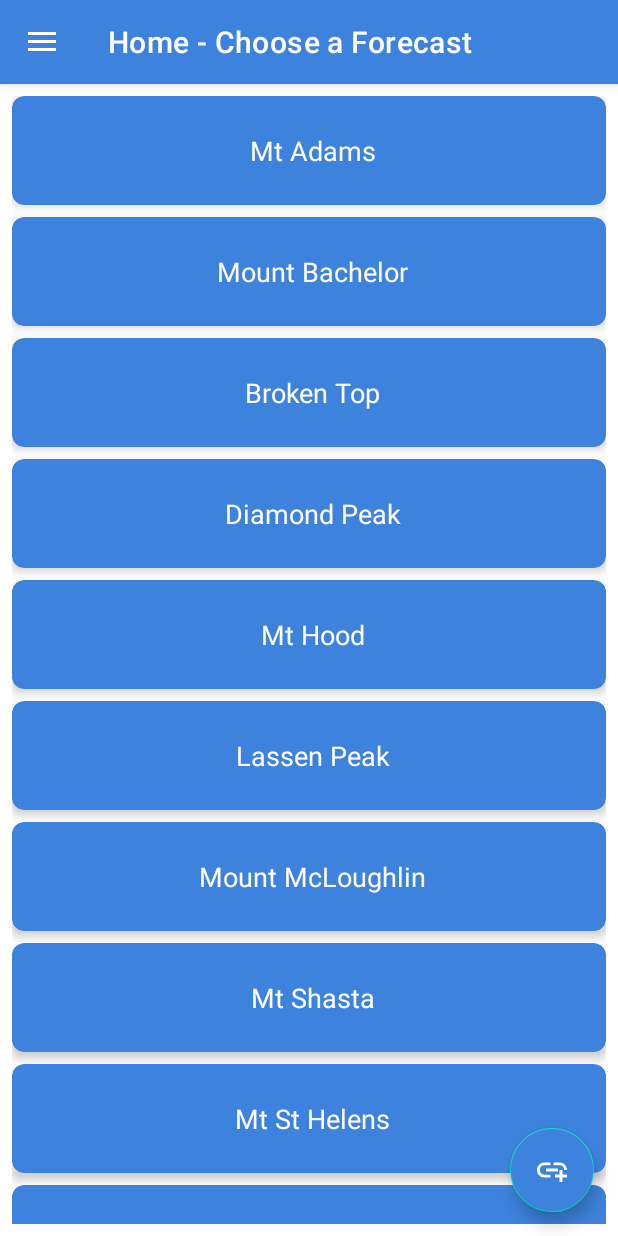
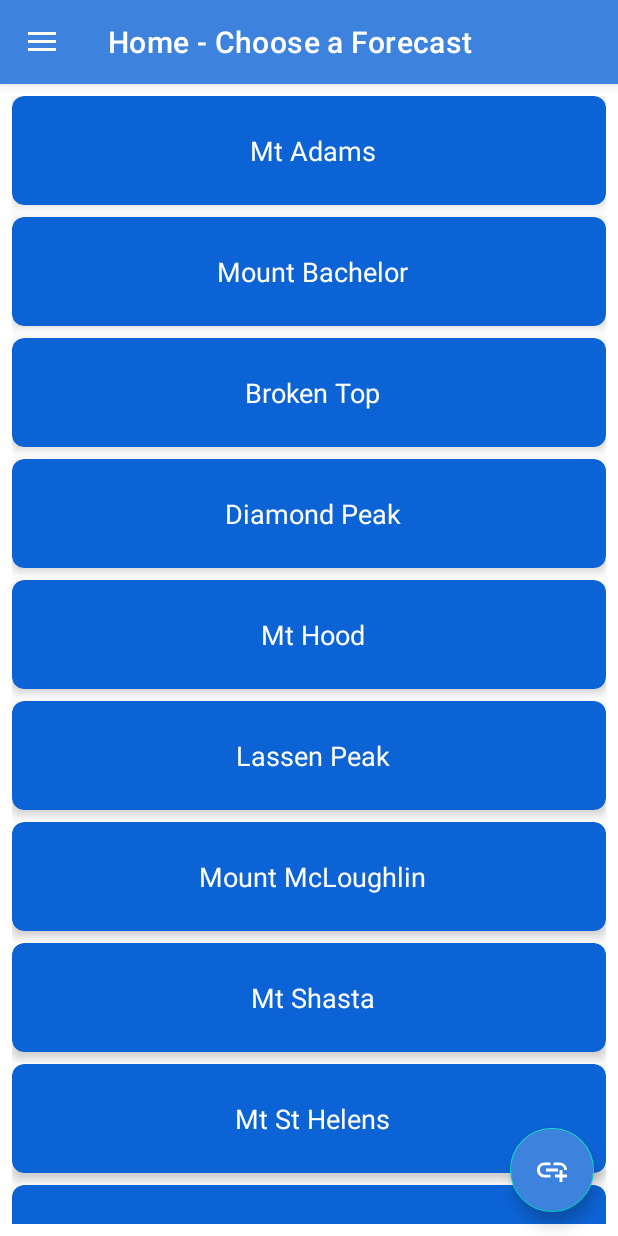
Before and after one commit to sweisss/VolcanoSeason3, an Android app: the screen it shows after launch (MainActivity), on a phone screen of 412 x 824 dp. Run offline under Robolectric (Android 15) with nearby library versions, the phone set to English and light mode, and no system bars; our stand-ins replace navigation-ui.

Commit message:
Update material card color

```diff
--- a/app/src/main/res/layout/forecast_link_list_item.xml
+++ b/app/src/main/res/layout/forecast_link_list_item.xml
@@ -7,7 +7,7 @@
     android:layout_marginVertical="8dp"
     app:cardElevation="4dp"
     app:cardCornerRadius="8dp"
-    app:cardBackgroundColor="@color/light_blue">
+    app:cardBackgroundColor="@color/medium_blue">
 
     <TextView
         android:id="@+id/tv_mountain_name"
--- a/app/src/main/res/values/colors.xml
+++ b/app/src/main/res/values/colors.xml
@@ -10,4 +10,5 @@
     <color name="list_divider">#D3D3D3</color>
     <color name="list_divider_night">#484848</color>
     <color name="light_blue">#3d82dc</color>
+    <color name="medium_blue">#0C63D5</color>
 </resources>
```
